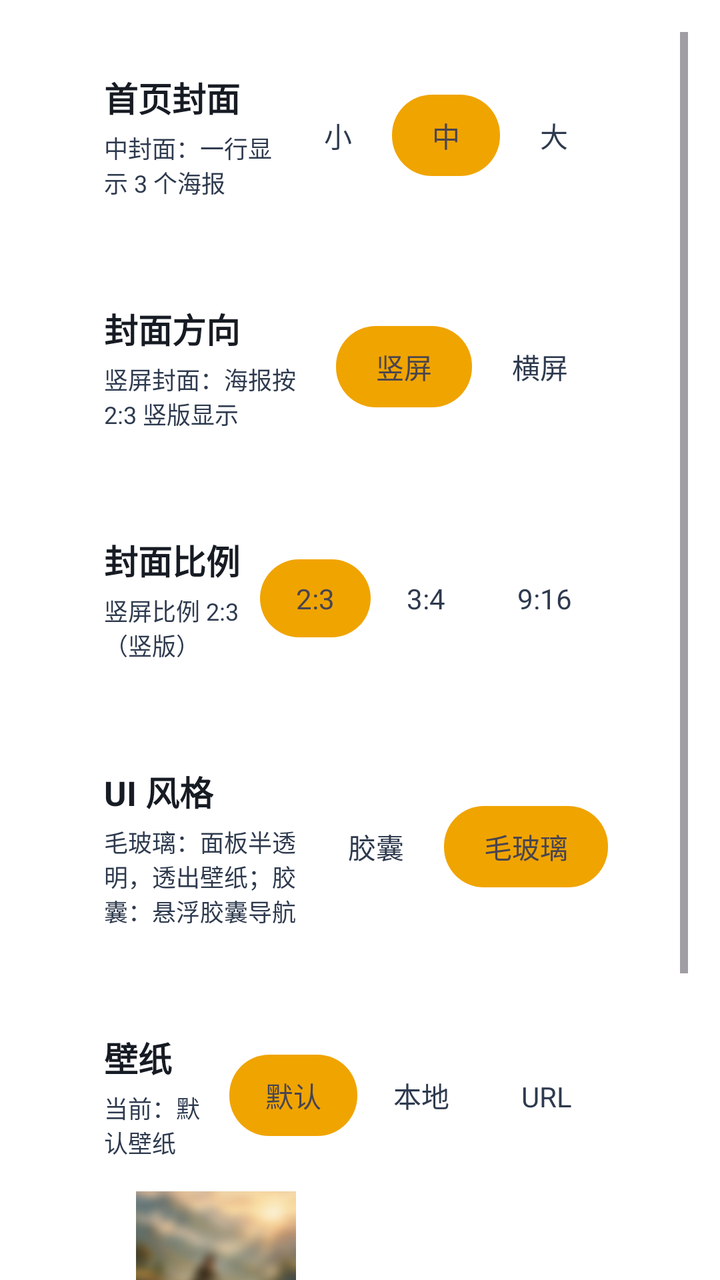
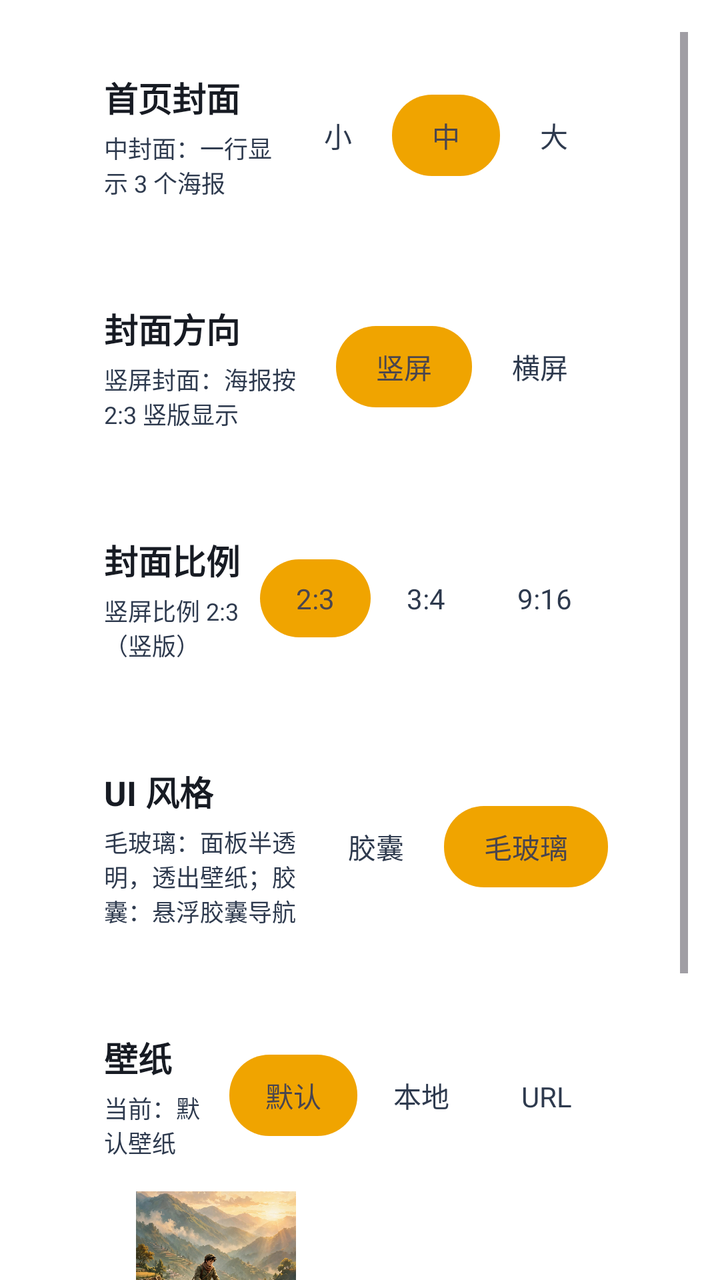

Screens rendered from an Android XML layout before and after an edit, with the pre-edit source and the edit as a unified diff.
<!-- AndroidManifest.xml: another module's application theme Theme.App -->
<!-- res/layout/activity_ui_settings.xml -->
<?xml version="1.0" encoding="utf-8"?>
<ScrollView
    android:fitsSystemWindows="true" xmlns:android="http://schemas.android.com/apk/res/android"
    android:layout_width="match_parent"
    android:layout_height="match_parent"
    android:fillViewport="true"
    android:clipToPadding="false"
    android:paddingTop="16dp"
    android:paddingLeft="16dp"
    android:paddingRight="16dp"
    android:paddingBottom="16dp">

<LinearLayout
    android:layout_width="match_parent"
    android:layout_height="wrap_content"
    android:orientation="vertical">


<LinearLayout
    android:layout_width="match_parent"
    android:layout_height="wrap_content"
    android:orientation="horizontal"
    android:gravity="center_vertical"
    android:background="@drawable/xc_setcard_v2"
        android:layout_marginHorizontal="16dp"
    android:padding="20dp"
    android:layout_marginBottom="12dp">

    <LinearLayout
        android:layout_width="0dp"
        android:layout_height="wrap_content"
        android:layout_weight="1"
        android:orientation="vertical">

        <TextView
            android:layout_width="wrap_content"
            android:layout_height="wrap_content"
            android:text="首页封面"
            android:textSize="17sp"
            android:textStyle="bold"
            android:textColor="#171B23"/>

        <TextView
            android:id="@+id/tv_cover_desc"
            android:layout_width="wrap_content"
            android:layout_height="wrap_content"
            android:text="中封面：一行显示 3 个海报"
            android:textSize="12sp"
            android:textColor="#2E3A4E"
            android:layout_marginTop="4dp"/>
    </LinearLayout>

    <LinearLayout
        android:layout_width="wrap_content"
        android:layout_height="wrap_content"
        android:orientation="horizontal"
        android:background="@drawable/seg_container"
        android:padding="4dp">

        <TextView
            android:id="@+id/seg_cover_small"
            android:layout_width="wrap_content"
            android:layout_height="wrap_content"
            android:text="小"
            android:textSize="14sp"
            android:textColor="#2E3A4E"
            android:paddingHorizontal="20dp"
            android:paddingVertical="10dp"/>

        <TextView
            android:id="@+id/seg_cover_medium"
            android:layout_width="wrap_content"
            android:layout_height="wrap_content"
            android:text="中"
            android:textSize="14sp"
            android:paddingHorizontal="20dp"
            android:paddingVertical="10dp"
            android:background="@drawable/seg_selected"/>

        <TextView
            android:id="@+id/seg_cover_large"
            android:layout_width="wrap_content"
            android:layout_height="wrap_content"
            android:text="大"
            android:textSize="14sp"
            android:textColor="#2E3A4E"
            android:paddingHorizontal="20dp"
            android:paddingVertical="10dp"/>
    </LinearLayout>
</LinearLayout>


<LinearLayout
    android:layout_width="match_parent"
    android:layout_height="wrap_content"
    android:orientation="horizontal"
    android:gravity="center_vertical"
    android:background="@drawable/xc_setcard_v2"
        android:layout_marginHorizontal="16dp"
    android:padding="20dp"
    android:layout_marginBottom="12dp">

    <LinearLayout
        android:layout_width="0dp"
        android:layout_height="wrap_content"
        android:layout_weight="1"
        android:orientation="vertical">

        <TextView
            android:layout_width="wrap_content"
            android:layout_height="wrap_content"
            android:text="封面方向"
            android:textSize="17sp"
            android:textStyle="bold"
            android:textColor="#171B23"/>

        <TextView
            android:layout_width="wrap_content"
            android:layout_height="wrap_content"
            android:text="竖屏封面：海报按 2:3 竖版显示"
            android:textSize="12sp"
            android:textColor="#2E3A4E"
            android:layout_marginTop="4dp"/>
    </LinearLayout>

    <LinearLayout
        android:layout_width="wrap_content"
        android:layout_height="wrap_content"
        android:orientation="horizontal"
        android:background="@drawable/seg_container"
        android:padding="4dp">

        <TextView
            android:id="@+id/seg_orient_portrait"
            android:layout_width="wrap_content"
            android:layout_height="wrap_content"
            android:text="竖屏"
            android:textSize="14sp"
            android:paddingHorizontal="20dp"
            android:paddingVertical="10dp"
            android:background="@drawable/seg_selected"/>

        <TextView
            android:id="@+id/seg_orient_landscape"
            android:layout_width="wrap_content"
            android:layout_height="wrap_content"
            android:text="横屏"
            android:textSize="14sp"
            android:textColor="#2E3A4E"
            android:paddingHorizontal="20dp"
            android:paddingVertical="10dp"/>
    </LinearLayout>
</LinearLayout>


<LinearLayout
    android:layout_width="match_parent"
    android:layout_height="wrap_content"
    android:orientation="horizontal"
    android:gravity="center_vertical"
    android:background="@drawable/xc_setcard_v2"
        android:layout_marginHorizontal="16dp"
    android:padding="20dp"
    android:layout_marginBottom="12dp">

    <LinearLayout
        android:layout_width="0dp"
        android:layout_height="wrap_content"
        android:layout_weight="1"
        android:orientation="vertical">

        <TextView
            android:layout_width="wrap_content"
            android:layout_height="wrap_content"
            android:text="封面比例"
            android:textSize="17sp"
            android:textStyle="bold"
            android:textColor="#171B23"/>

        <TextView
            android:layout_width="wrap_content"
            android:layout_height="wrap_content"
            android:text="竖屏比例 2:3（竖版）"
            android:textSize="12sp"
            android:textColor="#2E3A4E"
            android:layout_marginTop="4dp"/>
    </LinearLayout>

    <LinearLayout
        android:layout_width="wrap_content"
        android:layout_height="wrap_content"
        android:orientation="horizontal"
        android:background="@drawable/seg_container"
        android:padding="4dp">

        <TextView
            android:id="@+id/seg_ratio_23"
            android:layout_width="wrap_content"
            android:layout_height="wrap_content"
            android:text="2:3"
            android:textSize="14sp"
            android:paddingHorizontal="18dp"
            android:paddingVertical="10dp"
            android:background="@drawable/seg_selected"/>

        <TextView
            android:id="@+id/seg_ratio_34"
            android:layout_width="wrap_content"
            android:layout_height="wrap_content"
            android:text="3:4"
            android:textSize="14sp"
            android:textColor="#2E3A4E"
            android:paddingHorizontal="18dp"
            android:paddingVertical="10dp"/>

        <TextView
            android:id="@+id/seg_ratio_916"
            android:layout_width="wrap_content"
            android:layout_height="wrap_content"
            android:text="9:16"
            android:textSize="14sp"
            android:textColor="#2E3A4E"
            android:paddingHorizontal="18dp"
            android:paddingVertical="10dp"/>
    </LinearLayout>
</LinearLayout>


<LinearLayout
    android:layout_width="match_parent"
    android:layout_height="wrap_content"
    android:orientation="horizontal"
    android:gravity="center_vertical"
    android:background="@drawable/xc_setcard_v2"
        android:layout_marginHorizontal="16dp"
    android:padding="20dp"
    android:layout_marginBottom="12dp">

    <LinearLayout
        android:layout_width="0dp"
        android:layout_height="wrap_content"
        android:layout_weight="1"
        android:orientation="vertical">

        <TextView
            android:layout_width="wrap_content"
            android:layout_height="wrap_content"
            android:text="UI 风格"
            android:textSize="17sp"
            android:textStyle="bold"
            android:textColor="#171B23"/>

        <TextView
            android:layout_width="wrap_content"
            android:layout_height="wrap_content"
            android:text="毛玻璃：面板半透明，透出壁纸；胶囊：悬浮胶囊导航"
            android:textSize="12sp"
            android:textColor="#2E3A4E"
            android:layout_marginTop="4dp"/>
    </LinearLayout>

    <LinearLayout
        android:layout_width="wrap_content"
        android:layout_height="wrap_content"
        android:orientation="horizontal"
        android:background="@drawable/seg_container"
        android:padding="4dp">

        <TextView
            android:id="@+id/seg_ui_capsule"
            android:layout_width="wrap_content"
            android:layout_height="wrap_content"
            android:text="胶囊"
            android:textSize="14sp"
            android:textColor="#2E3A4E"
            android:paddingHorizontal="20dp"
            android:paddingVertical="10dp"/>

        <TextView
            android:id="@+id/seg_ui_glass"
            android:layout_width="wrap_content"
            android:layout_height="wrap_content"
            android:text="毛玻璃"
            android:textSize="14sp"
            android:paddingHorizontal="20dp"
            android:paddingVertical="10dp"
            android:background="@drawable/seg_selected"/>
    </LinearLayout>
</LinearLayout>


<LinearLayout
    android:layout_width="match_parent"
    android:layout_height="wrap_content"
    android:orientation="vertical"
    android:background="@drawable/xc_setcard_v2"
        android:layout_marginHorizontal="16dp"
    android:padding="20dp"
    android:layout_marginBottom="12dp">

    <LinearLayout
        android:layout_width="match_parent"
        android:layout_height="wrap_content"
        android:orientation="horizontal"
        android:gravity="center_vertical">

        <LinearLayout
            android:layout_width="0dp"
            android:layout_height="wrap_content"
            android:layout_weight="1"
            android:orientation="vertical">

            <TextView
                android:layout_width="wrap_content"
                android:layout_height="wrap_content"
                android:text="壁纸"
                android:textSize="17sp"
                android:textStyle="bold"
                android:textColor="#171B23"/>

            <TextView
                android:id="@+id/tv_wp_desc"
                android:layout_width="wrap_content"
                android:layout_height="wrap_content"
                android:text="当前：默认壁纸"
                android:textSize="12sp"
                android:textColor="#2E3A4E"
                android:layout_marginTop="4dp"/>
        </LinearLayout>

        <LinearLayout
            android:layout_width="wrap_content"
            android:layout_height="wrap_content"
            android:orientation="horizontal"
            android:background="@drawable/seg_container"
            android:padding="4dp">

            <TextView
                android:id="@+id/seg_wp_default"
                android:layout_width="wrap_content"
                android:layout_height="wrap_content"
                android:text="默认"
                android:textSize="14sp"
                android:paddingHorizontal="18dp"
                android:paddingVertical="10dp"
                android:background="@drawable/seg_selected"/>

            <TextView
                android:id="@+id/seg_wp_local"
                android:layout_width="wrap_content"
                android:layout_height="wrap_content"
                android:text="本地"
                android:textSize="14sp"
                android:textColor="#2E3A4E"
                android:paddingHorizontal="18dp"
                android:paddingVertical="10dp"/>

            <TextView
                android:id="@+id/seg_wp_url"
                android:layout_width="wrap_content"
                android:layout_height="wrap_content"
                android:text="URL"
                android:textSize="14sp"
                android:textColor="#2E3A4E"
                android:paddingHorizontal="18dp"
                android:paddingVertical="10dp"/>
        </LinearLayout>
    </LinearLayout>

    <HorizontalScrollView
        android:layout_width="match_parent"
        android:layout_height="wrap_content"
        android:layout_marginTop="16dp"
        android:scrollbars="none">

        <LinearLayout
            android:layout_width="wrap_content"
            android:layout_height="wrap_content"
            android:orientation="horizontal">

            <LinearLayout
                android:layout_width="wrap_content"
                android:layout_height="wrap_content"
                android:orientation="vertical"
                android:layout_marginEnd="12dp">

                <ImageView
                    android:id="@+id/thumb_default"
                    android:layout_width="80dp"
                    android:layout_height="120dp"
                    android:scaleType="centerCrop"
                    android:background="@drawable/xc_setcard_v2"
        android:layout_marginHorizontal="16dp"
                    android:src="@drawable/poster_shanjian_blur_v3"/>

                <TextView
                    android:layout_width="match_parent"
                    android:layout_height="wrap_content"
                    android:text="默认"
                    android:textSize="11sp"
                    android:textColor="#2E3A4E"
                    android:gravity="center"
                    android:layout_marginTop="4dp"/>
            </LinearLayout>

            <LinearLayout
                android:layout_width="wrap_content"
                android:layout_height="wrap_content"
                android:orientation="vertical"
                android:layout_marginEnd="12dp">

                <ImageView
                    android:id="@+id/thumb_local"
                    android:layout_width="80dp"
                    android:layout_height="120dp"
                    android:scaleType="centerCrop"
                    android:background="@drawable/xc_setcard_v2"
        android:layout_marginHorizontal="16dp"/>

                <TextView
                    android:layout_width="match_parent"
                    android:layout_height="wrap_content"
                    android:text="本地"
                    android:textSize="11sp"
                    android:textColor="#2E3A4E"
                    android:gravity="center"
                    android:layout_marginTop="4dp"/>
            </LinearLayout>

            <LinearLayout
                android:layout_width="wrap_content"
                android:layout_height="wrap_content"
                android:orientation="vertical">

                <ImageView
                    android:id="@+id/thumb_url"
                    android:layout_width="80dp"
                    android:layout_height="120dp"
                    android:scaleType="centerCrop"
                    android:background="@drawable/xc_setcard_v2"
        android:layout_marginHorizontal="16dp"/>

                <TextView
                    android:layout_width="match_parent"
                    android:layout_height="wrap_content"
                    android:text="URL"
                    android:textSize="11sp"
                    android:textColor="#2E3A4E"
                    android:gravity="center"
                    android:layout_marginTop="4dp"/>
            </LinearLayout>
        </LinearLayout>
    </HorizontalScrollView>

    <LinearLayout
        android:layout_width="match_parent"
        android:layout_height="wrap_content"
        android:orientation="horizontal"
        android:gravity="center_vertical"
        android:layout_marginTop="16dp"
        android:paddingTop="16dp">

        <TextView
            android:layout_width="0dp"
            android:layout_height="wrap_content"
            android:layout_weight="1"
            android:text="模糊壁纸"
            android:textSize="15sp"
            android:textColor="#171B23"/>

        <Switch
            android:id="@+id/switch_blur"
            android:layout_width="wrap_content"
            android:layout_height="wrap_content"
            android:checked="true"/>
    </LinearLayout>
</LinearLayout>

</LinearLayout>
</ScrollView>
<!-- resources referenced by this layout -->
<resources>
  <!-- drawable poster_shanjian_blur_v3: jpg bitmap (drawable, 112631 bytes) -->
  <!-- drawable seg_container (drawable) -->
  <?xml version="1.0" encoding="utf-8"?>
  <shape xmlns:android="http://schemas.android.com/apk/res/android" android:shape="rectangle">
  <corners android:radius="24dp"/>
  <solid android:color="#FFFFFFFF"/>
  </shape>
  <!-- drawable seg_selected (drawable) -->
  <?xml version="1.0" encoding="utf-8"?>
  <shape xmlns:android="http://schemas.android.com/apk/res/android" android:shape="rectangle">
  <corners android:radius="20dp"/>
  <solid android:color="#f0a400"/>
  </shape>
  <!-- drawable xc_setcard_v2 (drawable) -->
  <?xml version="1.0" encoding="utf-8"?>
  <shape xmlns:android="http://schemas.android.com/apk/res/android" android:shape="rectangle">
      <corners android:radius="10dp" />
      <solid android:color="#57FFFFFF" />
      <stroke android:width="1dp" android:color="#61FFFFFF" />
  </shape>
  <style name="Theme.App" parent="Theme.XingChen">
          <item name="android:windowDisablePreview">true</item>
          <item name="android:windowSplashScreenBackground">#000000</item>
          <item name="android:windowBackground">#000000</item>
      </style>
  <style name="Theme.XingChen" parent="Theme.Material3.DayNight.NoActionBar">
          <item name="android:windowBackground">@android:color/transparent</item>
                <item name="android:colorBackground">@android:color/transparent</item>
          <item name="colorPrimary">#f0a400</item>
          <item name="colorPrimaryVariant">#c07f00</item>
          <item name="colorOnPrimary">@android:color/white</item>
      </style>
</resources>

<!-- the commit's change to res/layout/activity_ui_settings.xml (unified diff, before → after) -->
@@ -391,7 +391,7 @@
                     android:scaleType="centerCrop"
                     android:background="@drawable/xc_setcard_v2"
         android:layout_marginHorizontal="16dp"
-                    android:src="@drawable/poster_shanjian_blur_v3"/>
+                    android:src="@drawable/poster_shanjian"/>
 
                 <TextView
                     android:layout_width="match_parent"
<!-- resource entries referenced after the edit -->
@@ -1,6 +1,6 @@
 <!-- resources referenced by this layout -->
 <resources>
-  <!-- drawable poster_shanjian_blur_v3: jpg bitmap (drawable, 112631 bytes) -->
+  <!-- drawable poster_shanjian: jpg bitmap (drawable, 647607 bytes) -->
   <!-- drawable seg_container (drawable) -->
   <?xml version="1.0" encoding="utf-8"?>
   <shape xmlns:android="http://schemas.android.com/apk/res/android" android:shape="rectangle">
